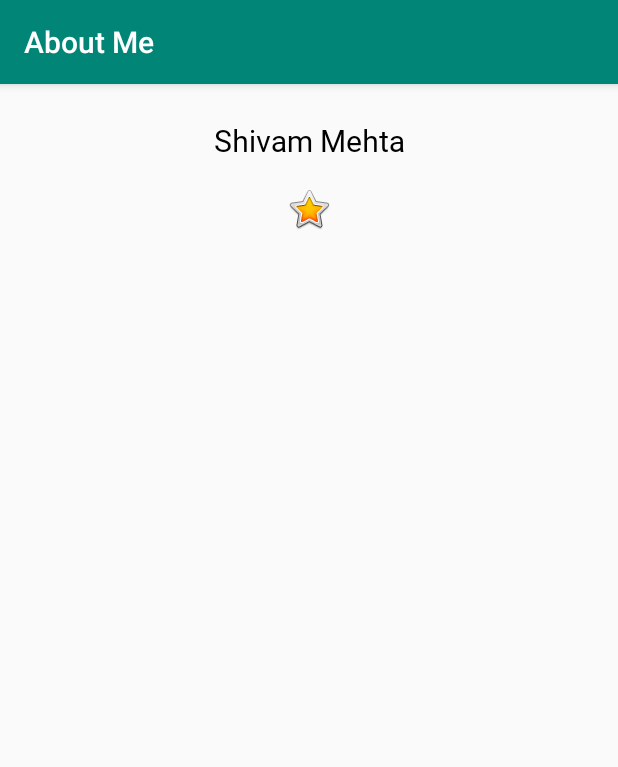
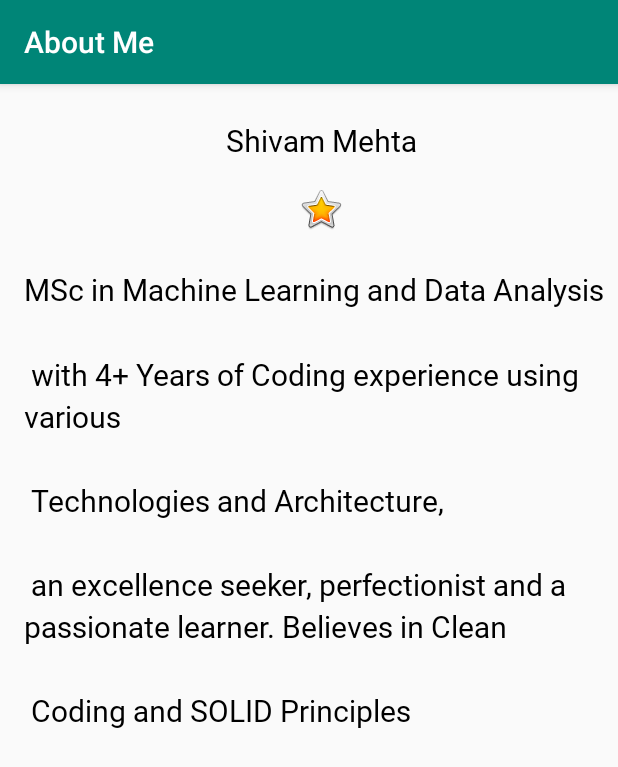
Before and after one commit to shivammehta007/About-Me, an Android app: the screen it shows after launch (MainActivity), on a phone screen of 412 x 824 dp. Shown: the top 767 px of the screen. Run offline under Robolectric (Android 15) with nearby library versions, the phone set to English and light mode, and no system bars.

Commit message:
Adding about me

```diff
--- a/app/src/main/res/layout/activity_main.xml
+++ b/app/src/main/res/layout/activity_main.xml
@@ -3,7 +3,8 @@
     xmlns:app="http://schemas.android.com/apk/res-auto"
     android:layout_width="match_parent"
     android:layout_height="match_parent"
-    android:orientation="vertical">
+    android:orientation="vertical"
+    android:paddingStart="@dimen/padding_layout">
 
     <TextView
         android:id="@+id/name_text"
@@ -20,4 +21,17 @@
         android:layout_marginTop="@dimen/layout_margin"
         android:contentDescription="@string/yellow_star"
         app:srcCompat="@android:drawable/btn_star_big_on" />
+
+    <ScrollView
+        android:layout_width="match_parent"
+        android:layout_height="match_parent">
+
+        <TextView
+            android:id="@+id/textView"
+            style="@style/NameStyle"
+            android:layout_width="match_parent"
+            android:layout_height="wrap_content"
+            android:lineSpacingMultiplier="@dimen/line_spacer"
+            android:text="@string/bio_text" />
+    </ScrollView>
 </LinearLayout>
--- a/app/src/main/res/values/dimens.xml
+++ b/app/src/main/res/values/dimens.xml
@@ -3,4 +3,6 @@
     <dimen name="text_size">20sp</dimen>
     <dimen name="small_padding">8dp</dimen>
     <dimen name="layout_margin">16dp</dimen>
+    <dimen name="padding_layout">16dp</dimen>
+    <item name="line_spacer" type="dimen" format="float">1.2</item>
 </resources>
--- a/app/src/main/res/values/strings.xml
+++ b/app/src/main/res/values/strings.xml
@@ -2,5 +2,12 @@
     <string name="app_name">About Me</string>
     <string name="name_me">Shivam Mehta</string>
     <string name="yellow_star">Yellow Star</string>
+    <string name="bio_text">
+        MSc in Machine Learning and Data Analysis \n\n
+        with 4+ Years of Coding experience using various \n\n
+        Technologies and Architecture, \n\n
+        an excellence seeker, perfectionist and a passionate learner. Believes in Clean \n\n
+        Coding and SOLID Principles \n\n
+    </string>
 
 </resources>
```
